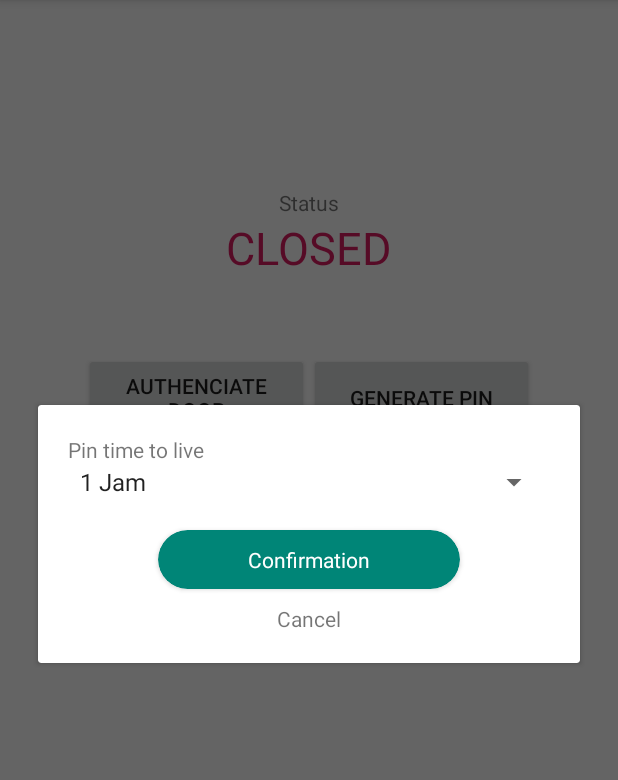
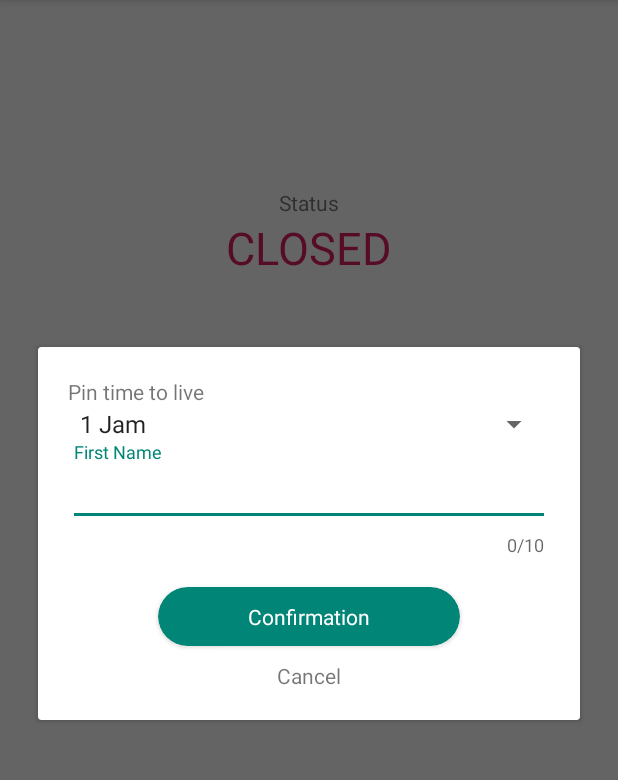
Before and after one commit to setiawanhu/secure-door-android, an Android app: the screen it shows after launch (MainActivity), after a tap on "GENERATE PIN", on a phone screen of 412 x 824 dp, the part 84-864 px from its top. Run offline under Robolectric (Android 15) with nearby library versions, the phone set to English and light mode, and no system bars; libraries missing offline, so code that uses them is left out: org.eclipse.paho; 7 statements that could not run were skipped.

Commit message:
Add some improvements on main activity
- add share icon for share button
- add name edit text for confirmation dialog
- add defined strings for the name edit text

```diff
--- a/app/src/main/AndroidManifest.xml
+++ b/app/src/main/AndroidManifest.xml
@@ -17,8 +17,7 @@
         <service android:name="org.eclipse.paho.android.service.MqttService" />
 
         <activity
-            android:name=".MainActivity"
-            android:label="@string/app_name">
+            android:name=".MainActivity">
             <intent-filter>
                 <action android:name="android.intent.action.MAIN" />
 
--- /dev/null
+++ b/app/src/main/res/drawable/ic_share.xml
@@ -0,0 +1,9 @@
+<vector xmlns:android="http://schemas.android.com/apk/res/android"
+        android:width="24dp"
+        android:height="24dp"
+        android:viewportWidth="24.0"
+        android:viewportHeight="24.0">
+    <path
+        android:fillColor="#FF000000"
+        android:pathData="M18,16.08c-0.76,0 -1.44,0.3 -1.96,0.77L8.91,12.7c0.05,-0.23 0.09,-0.46 0.09,-0.7s-0.04,-0.47 -0.09,-0.7l7.05,-4.11c0.54,0.5 1.25,0.81 2.04,0.81 1.66,0 3,-1.34 3,-3s-1.34,-3 -3,-3 -3,1.34 -3,3c0,0.24 0.04,0.47 0.09,0.7L8.04,9.81C7.5,9.31 6.79,9 6,9c-1.66,0 -3,1.34 -3,3s1.34,3 3,3c0.79,0 1.5,-0.31 2.04,-0.81l7.12,4.16c-0.05,0.21 -0.08,0.43 -0.08,0.65 0,1.61 1.31,2.92 2.92,2.92 1.61,0 2.92,-1.31 2.92,-2.92s-1.31,-2.92 -2.92,-2.92z"/>
+</vector>
--- a/app/src/main/res/layout/dialog_confimation.xml
+++ b/app/src/main/res/layout/dialog_confimation.xml
@@ -24,6 +24,21 @@
                 android:layout_width="match_parent"
                 android:layout_height="wrap_content">
             </Spinner>
+
+            <android.support.design.widget.TextInputLayout
+                android:id="@+id/txtName"
+                android:layout_width="match_parent"
+                android:layout_height="wrap_content"
+                app:counterEnabled="true"
+                app:counterMaxLength="10"
+                app:errorEnabled="true">
+                <android.support.design.widget.TextInputEditText
+                    android:layout_width="match_parent"
+                    android:layout_height="wrap_content"
+                    android:maxLength="10"
+                    android:hint="@string/first_name"
+                    android:inputType="textPersonName"/>
+            </android.support.design.widget.TextInputLayout>
 
             <android.support.v7.widget.CardView
                 android:id="@+id/btnConfirmation"
--- a/app/src/main/res/values/strings.xml
+++ b/app/src/main/res/values/strings.xml
@@ -7,6 +7,7 @@
     <string name="confirm">Confirmation</string>
     <string name="cancel">Cancel</string>
     <string name="tol">Pin time to live</string>
+    <string name="first_name">First Name</string>
 
     <string-array name="range">
         <item>1 Jam</item>
```
Also changed, not shown: app/src/main/java/id/ac/ukdw/securedoor/MainActivity.java (+7 -3 lines).
